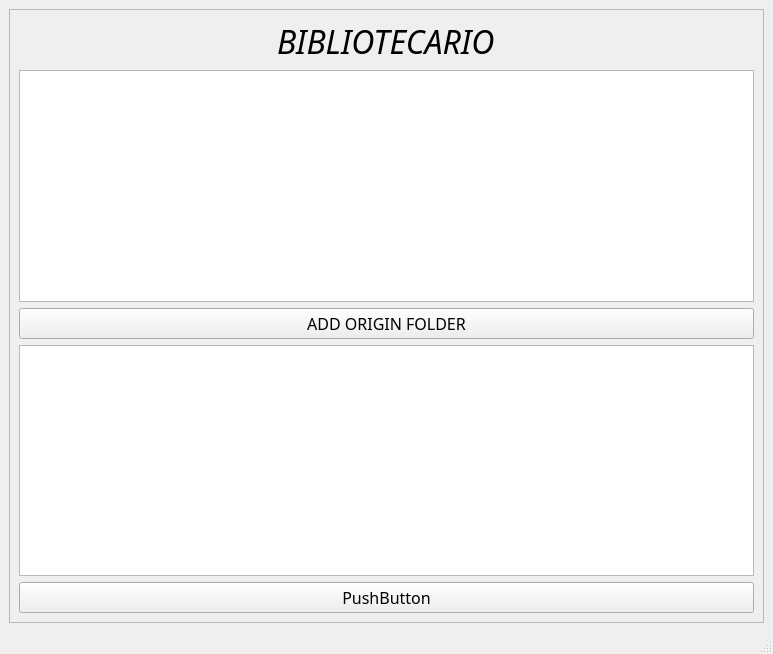
Above: src/gui/app.ui from TomiVidal99/bibliotecario before the change. Below: the same form after it.
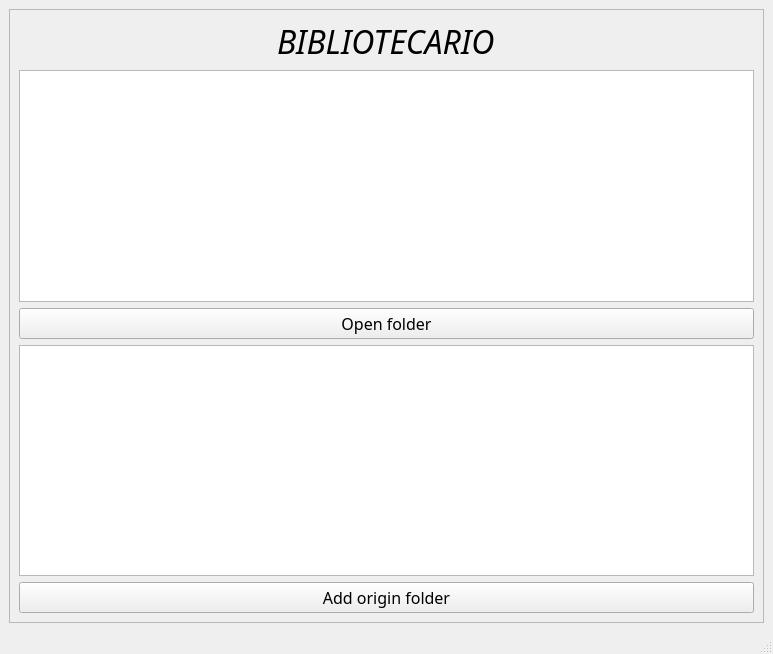
That is the form after the change.

```diff
--- a/src/gui/app.ui
+++ b/src/gui/app.ui
@@ -60,7 +60,7 @@
         <item>
          <widget class="QPushButton" name="btn_open_recently_moved">
           <property name="text">
-           <string>ADD ORIGIN FOLDER</string>
+           <string>Open folder</string>
           </property>
          </widget>
         </item>
@@ -70,7 +70,7 @@
         <item>
          <widget class="QPushButton" name="btn_add_origin_folder">
           <property name="text">
-           <string>PushButton</string>
+           <string>Add origin folder</string>
           </property>
          </widget>
         </item>
```
Left out of the diff: 9 changed lines with no effect on the pictures.
